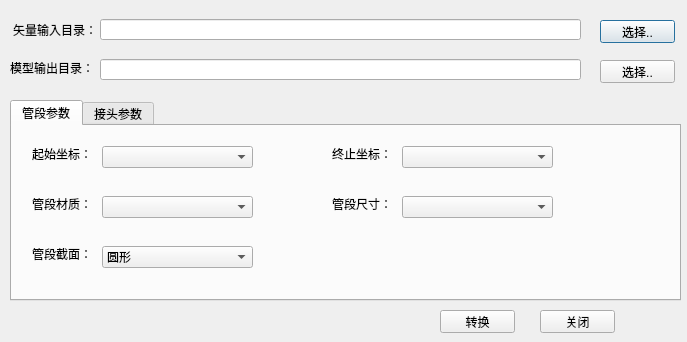
First picture: the form in SmartCity/kernelLib/src/VR_GlobeFrm/modelTransformUI.ui, repository MySgeoffrey/EarthSDK, before the edit.
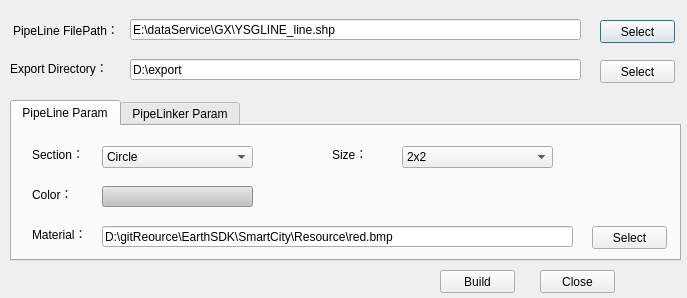
Second picture: the form after the edit.

Patch:
```diff
--- a/SmartCity/kernelLib/src/VR_GlobeFrm/modelTransformUI.ui
+++ b/SmartCity/kernelLib/src/VR_GlobeFrm/modelTransformUI.ui
@@ -7,7 +7,7 @@
     <x>0</x>
     <y>0</y>
     <width>687</width>
-    <height>342</height>
+    <height>298</height>
    </rect>
   </property>
   <property name="windowTitle">
@@ -18,23 +18,26 @@
     <rect>
      <x>13</x>
      <y>20</y>
-     <width>81</width>
+     <width>111</width>
      <height>20</height>
     </rect>
    </property>
    <property name="text">
-    <string>矢量输入目录：</string>
+    <string>PipeLine FilePath：</string>
    </property>
   </widget>
   <widget class="QLineEdit" name="modelSrcPath">
    <property name="geometry">
     <rect>
-     <x>100</x>
+     <x>130</x>
      <y>19</y>
-     <width>481</width>
+     <width>451</width>
      <height>21</height>
     </rect>
    </property>
+   <property name="text">
+    <string>E:\dataService\GX\YSGLINE_line.shp</string>
+   </property>
   </widget>
   <widget class="QPushButton" name="selectModelSrcPath">
    <property name="geometry">
@@ -46,7 +49,7 @@
     </rect>
    </property>
    <property name="text">
-    <string>选择..</string>
+    <string>Select</string>
    </property>
   </widget>
   <widget class="QPushButton" name="selectModelDestPath">
@@ -59,7 +62,7 @@
     </rect>
    </property>
    <property name="text">
-    <string>选择..</string>
+    <string>Select</string>
    </property>
   </widget>
   <widget class="QLabel" name="label_2">
@@ -67,35 +70,38 @@
     <rect>
      <x>10</x>
      <y>60</y>
-     <width>81</width>
+     <width>181</width>
      <height>16</height>
     </rect>
    </property>
    <property name="text">
-    <string>模型输出目录：</string>
+    <string>Export Directory：</string>
    </property>
   </widget>
   <widget class="QLineEdit" name="modelDestPath">
    <property name="geometry">
     <rect>
-     <x>100</x>
+     <x>130</x>
      <y>59</y>
-     <width>481</width>
+     <width>451</width>
      <height>21</height>
     </rect>
    </property>
+   <property name="text">
+    <string>D:\export</string>
+   </property>
   </widget>
   <widget class="QPushButton" name="cancelButton">
    <property name="geometry">
     <rect>
      <x>540</x>
-     <y>310</y>
+     <y>270</y>
      <width>75</width>
      <height>23</height>
     </rect>
    </property>
    <property name="text">
-    <string>关闭</string>
+    <string>Close</string>
    </property>
   </widget>
   <widget class="QTabWidget" name="tabWidget">
@@ -104,7 +110,7 @@
      <x>10</x>
      <y>100</y>
      <width>671</width>
-     <height>201</height>
+     <height>161</height>
     </rect>
    </property>
    <property name="currentIndex">
@@ -112,112 +118,66 @@
    </property>
    <widget class="QWidget" name="tab">
     <attribute name="title">
-     <string>管段参数</string>
+     <string>PipeLine Param</string>
     </attribute>
-    <widget class="QLabel" name="label_4">
-     <property name="geometry">
-      <rect>
-       <x>20</x>
-       <y>20</y>
-       <width>91</width>
-       <height>16</height>
-      </rect>
-     </property>
-     <property name="text">
-      <string>起始坐标：</string>
-     </property>
-    </widget>
-    <widget class="QComboBox" name="comboBox_2">
-     <property name="geometry">
-      <rect>
-       <x>90</x>
-       <y>20</y>
-       <width>151</width>
-       <height>22</height>
-      </rect>
-     </property>
-    </widget>
-    <widget class="QComboBox" name="comboBox_3">
-     <property name="geometry">
-      <rect>
-       <x>390</x>
-       <y>20</y>
-       <width>151</width>
-       <height>22</height>
-      </rect>
-     </property>
-    </widget>
-    <widget class="QLabel" name="label_5">
-     <property name="geometry">
-      <rect>
-       <x>320</x>
-       <y>20</y>
-       <width>91</width>
-       <height>16</height>
-      </rect>
-     </property>
-     <property name="text">
-      <string>终止坐标：</string>
-     </property>
-    </widget>
-    <widget class="QComboBox" name="comboBox_4">
-     <property name="geometry">
-      <rect>
-       <x>90</x>
-       <y>70</y>
-       <width>151</width>
-       <height>22</height>
-      </rect>
-     </property>
-    </widget>
     <widget class="QLabel" name="label_6">
      <property name="geometry">
       <rect>
        <x>20</x>
-       <y>70</y>
+       <y>60</y>
        <width>91</width>
        <height>16</height>
       </rect>
      </property>
      <property name="text">
-      <string>管段材质：</string>
+      <string>Color：</string>
      </property>
     </widget>
     <widget class="QComboBox" name="comboBox_5">
      <property name="geometry">
       <rect>
        <x>390</x>
-       <y>70</y>
+       <y>20</y>
        <width>151</width>
        <height>22</height>
       </rect>
      </property>
+     <item>
+      <property name="text">
+       <string>2x2</string>
+      </property>
+     </item>
+     <item>
+      <property name="text">
+       <string>2x2x1</string>
+      </property>
+     </item>
     </widget>
     <widget class="QLabel" name="label_7">
      <property name="geometry">
       <rect>
        <x>320</x>
-       <y>70</y>
+       <y>20</y>
        <width>91</width>
        <height>16</height>
       </rect>
      </property>
      <property name="text">
-      <string>管段尺寸：</string>
+      <string>Size：</string>
      </property>
     </widget>
     <widget class="QComboBox" name="comboBox_6">
      <property name="geometry">
       <rect>
        <x>90</x>
-       <y>120</y>
+       <y>20</y>
        <width>151</width>
        <height>22</height>
       </rect>
      </property>
      <item>
       <property name="text">
-       <string>圆形</string>
+       <string>Circle</string>
       </property>
      </item>
      <item>
@@ -240,19 +200,74 @@
      <property name="geometry">
       <rect>
        <x>20</x>
-       <y>120</y>
+       <y>20</y>
        <width>91</width>
        <height>16</height>
       </rect>
      </property>
      <property name="text">
-      <string>管段截面：</string>
+      <string>Section：</string>
+     </property>
+    </widget>
+    <widget class="QPushButton" name="pipeLineColor">
+     <property name="geometry">
+      <rect>
+       <x>90</x>
+       <y>60</y>
+       <width>151</width>
+       <height>21</height>
+      </rect>
+     </property>
+     <property name="styleSheet">
+      <string notr="true">background-color: rgb(194, 194, 194);</string>
+     </property>
+     <property name="text">
+      <string/>
+     </property>
+    </widget>
+    <widget class="QLabel" name="label_10">
+     <property name="geometry">
+      <rect>
+       <x>20</x>
+       <y>100</y>
+       <width>91</width>
+       <height>16</height>
+      </rect>
+     </property>
+     <property name="text">
+      <string>Material：</string>
+     </property>
+    </widget>
+    <widget class="QLineEdit" name="materialTexturePath">
+     <property name="geometry">
+      <rect>
+       <x>90</x>
+       <y>100</y>
+       <width>471</width>
+       <height>21</height>
+      </rect>
+     </property>
+     <property name="text">
+      <string>D:\gitReource\EarthSDK\SmartCity\Resource\red.bmp</string>
+     </property>
+    </widget>
+    <widget class="QPushButton" name="selectPipeLineMaterialTexturePath">
+     <property name="geometry">
+      <rect>
+       <x>580</x>
+       <y>100</y>
+       <width>75</width>
+       <height>23</height>
+      </rect>
+     </property>
+     <property name="text">
+      <string>Select</string>
      </property>
     </widget>
    </widget>
    <widget class="QWidget" name="tab_2">
     <attribute name="title">
-     <string>接头参数</string>
+     <string>PipeLinker Param</string>
     </attribute>
     <widget class="QLabel" name="label_3">
      <property name="geometry">
@@ -306,13 +321,13 @@
    <property name="geometry">
     <rect>
      <x>440</x>
-     <y>310</y>
+     <y>270</y>
      <width>75</width>
      <height>23</height>
     </rect>
    </property>
    <property name="text">
-    <string>转换</string>
+    <string>Build</string>
    </property>
   </widget>
  </widget>
```
Left out of the diff: 91 changed lines with no effect on the pictures.
